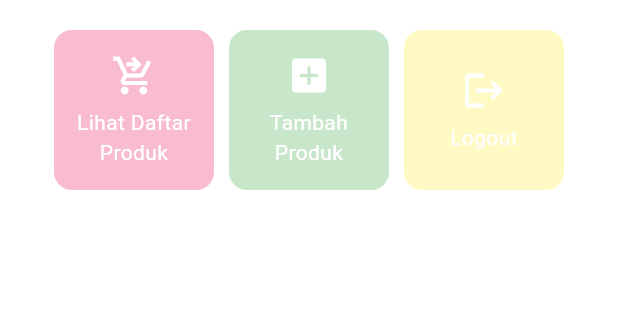
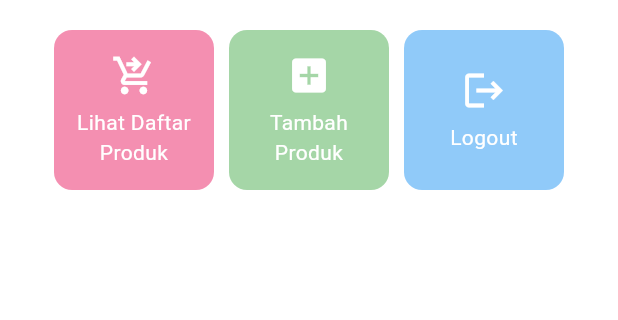
Before and after one commit to kikiihsna/peonies-site-mobile, a Flutter app: the screen it shows after launch, on a phone screen of 412 x 824 dp, the part 357-677 px from its top. Run offline on Flutter 3.47's test engine with Material 3 defaults, Android fonts, the phone set to English and light mode, and no system bars.

Commit message:
DONE tugas 7

```diff
--- a/lib/menu.dart
+++ b/lib/menu.dart
@@ -7,9 +7,9 @@ class MyHomePage extends StatelessWidget {
 
   final List<ItemHomepage> items = [
     ItemHomepage("Lihat Daftar Produk", Icons.shopping_cart_checkout,
-        Colors.pink.shade100),
-    ItemHomepage("Tambah Produk", Icons.add_box, Colors.green.shade100),
-    ItemHomepage("Logout", Icons.logout, Colors.yellow.shade100),
+        Colors.pink.shade200),
+    ItemHomepage("Tambah Produk", Icons.add_box, Colors.green.shade200),
+    ItemHomepage("Logout", Icons.logout, Colors.blue.shade200),
   ];
 
   MyHomePage({super.key});
```
